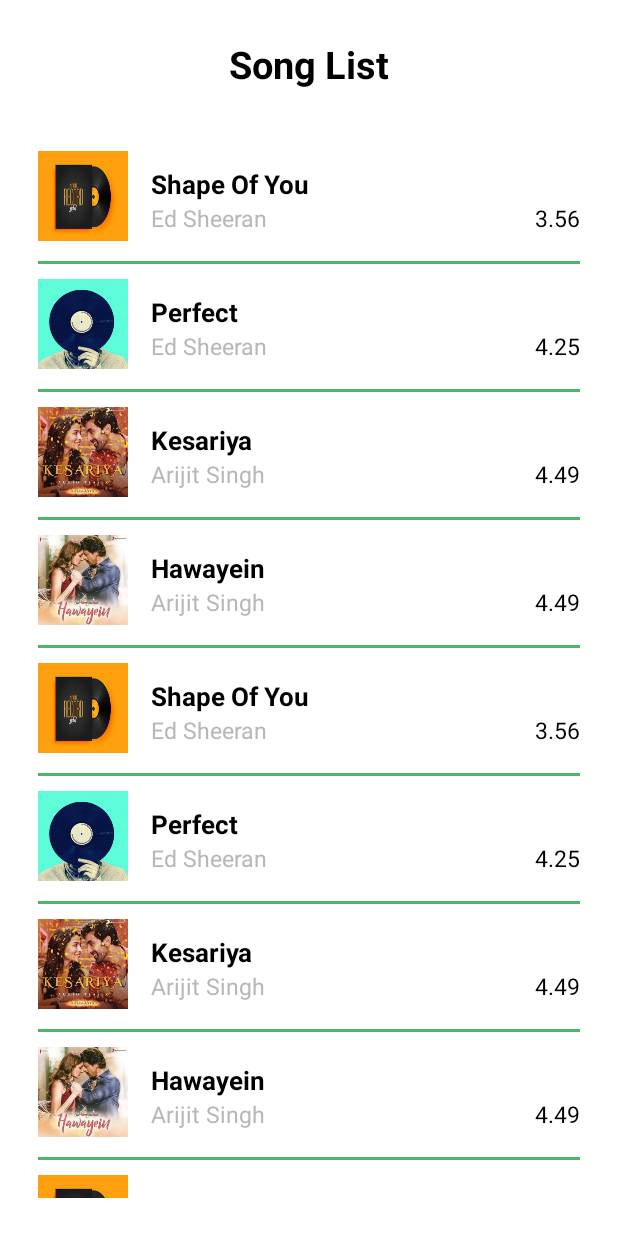
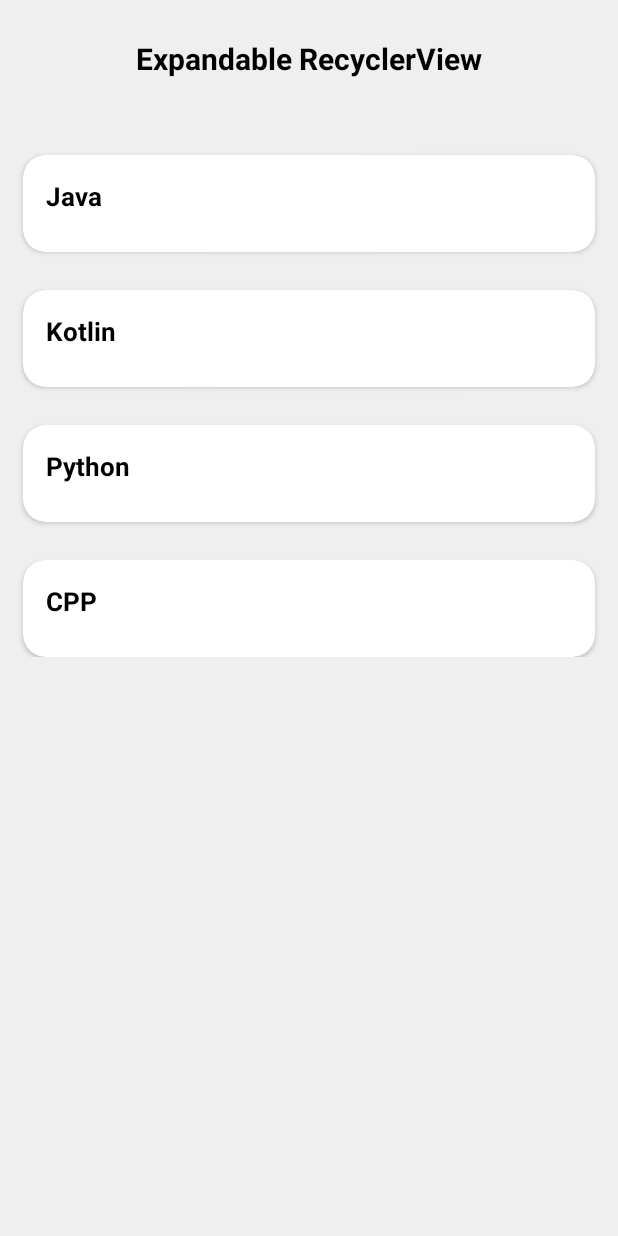
Before and after one commit to vidhi48/Android-Demos, an Android app: the screen it shows after launch (RecyclerViewDemo before the commit, ExpandableRecyclerActivity after it), on a phone screen of 412 x 824 dp. Run offline under Robolectric (Android 15) with nearby library versions, the phone set to English and light mode, and no system bars; our stand-ins replace data binding.

Commit message:
TE7-T1045 RecyclerView

```diff
--- a/app/src/main/AndroidManifest.xml
+++ b/app/src/main/AndroidManifest.xml
@@ -14,6 +14,9 @@
         tools:targetApi="31">
         <activity
             android:name="com.example.demo.recyclerview.activities.RecyclerViewDemo"
+            android:exported="false" />
+        <activity
+            android:name="com.example.demo.recyclerview.activities.ExpandableRecyclerActivity"
             android:exported="true">
             <intent-filter>
                 <action android:name="android.intent.action.MAIN" />
--- /dev/null
+++ b/app/src/main/java/com/example/demo/recyclerview/activities/ExpandableRecyclerActivity.kt
@@ -0,0 +1,56 @@
+package com.example.demo.recyclerview.activities
+
+import androidx.appcompat.app.AppCompatActivity
+import android.os.Bundle
+import androidx.recyclerview.widget.LinearLayoutManager
+import com.example.androidproject.R
+import com.example.androidproject.databinding.ActivityExpandableRecyclerBinding
+import com.example.demo.recyclerview.adapters.ExpandableAdapter
+import com.example.demo.recyclerview.models.ExpandableModel
+
+class ExpandableRecyclerActivity : AppCompatActivity() {
+
+    private lateinit var binding: ActivityExpandableRecyclerBinding
+
+    override fun onCreate(savedInstanceState: Bundle?) {
+        super.onCreate(savedInstanceState)
+
+        binding = ActivityExpandableRecyclerBinding.inflate(layoutInflater)
+        setContentView(binding.root)
+        setupRecyclerView()
+    }
+
+    private fun setupRecyclerView() {
+        val languageList = mutableListOf<ExpandableModel>()
+        languageList.add(
+            ExpandableModel(
+                "Java", "Java is an Object Oriented Programming language." +
+                        " Java is used in all kind of applications like Mobile Applications (Android is Java based), " +
+                        "desktop applications, web applications, client server applications, enterprise applications and many more. ",
+                false)
+        )
+        languageList.add(
+            ExpandableModel("Kotlin", "Kotlin is a statically typed, general-purpose programming language" +
+                    " developed by JetBrains, that has built world-class IDEs like IntelliJ IDEA, PhpStorm, Appcode, etc.",
+                false)
+        )
+        languageList.add(
+            ExpandableModel("Python", "Python is a high-level, general-purpose and a very popular programming language." +
+                    " Python programming language (latest Python 3) is being used in web development, Machine Learning applications, " +
+                    "along with all cutting edge technology in Software Industry.",
+                false)
+        )
+        languageList.add(
+            ExpandableModel("CPP", "C++ is a general purpose programming language and widely used now a days for " +
+                    "competitive programming. It has imperative, object-oriented and generic programming features. ",
+                false)
+        )
+
+        val layoutManager = LinearLayoutManager(this, LinearLayoutManager.VERTICAL, false)
+        binding.expandRecycler.layoutManager = layoutManager
+
+        val recyclerViewAdapter = ExpandableAdapter(languageList)
+        binding.expandRecycler.adapter = recyclerViewAdapter
+        recyclerViewAdapter.notifyDataSetChanged()
+    }
+}
--- /dev/null
+++ b/app/src/main/java/com/example/demo/recyclerview/adapters/ExpandableAdapter.kt
@@ -0,0 +1,43 @@
+package com.example.demo.recyclerview.adapters
+
+import android.view.LayoutInflater
+import android.view.View
+import android.view.ViewGroup
+import androidx.recyclerview.widget.RecyclerView
+import com.example.androidproject.databinding.ItemListExpandableBinding
+import com.example.demo.recyclerview.models.ExpandableModel
+import kotlin.math.exp
+
+class ExpandableAdapter(private val languageList: List<ExpandableModel>) :
+    RecyclerView.Adapter<ExpandableAdapter.ViewHolder>() {
+
+    override fun onCreateViewHolder(
+        parent: ViewGroup,
+        viewType: Int
+    ): ExpandableAdapter.ViewHolder {
+        val view =
+            ItemListExpandableBinding.inflate(LayoutInflater.from(parent.context), parent, false)
+        return ViewHolder(view)
+    }
+
+    override fun onBindViewHolder(holder: ExpandableAdapter.ViewHolder, position: Int) {
+        val items = languageList[position]
+        holder.bind(items)
+    }
+
+    override fun getItemCount(): Int {
+        return languageList.size
+    }
+
+    inner class ViewHolder(private val binding: ItemListExpandableBinding) :
+        RecyclerView.ViewHolder(binding.root) {
+        fun bind(expand: ExpandableModel) {
+            binding.expandableData = expand
+            binding.expandView.visibility = if (expand.isExpand) View.VISIBLE else View.GONE
+            binding.titleCard.setOnClickListener {
+                expand.isExpand = !expand.isExpand
+                notifyDataSetChanged()
+            }
+        }
+    }
+}
--- /dev/null
+++ b/app/src/main/java/com/example/demo/recyclerview/models/ExpandableModel.kt
@@ -0,0 +1,3 @@
+package com.example.demo.recyclerview.models
+
+data class ExpandableModel(val title: String, val description: String, var isExpand: Boolean = false)
--- /dev/null
+++ b/app/src/main/res/layout/activity_expandable_recycler.xml
@@ -0,0 +1,32 @@
+<?xml version="1.0" encoding="utf-8"?>
+<androidx.constraintlayout.widget.ConstraintLayout xmlns:android="http://schemas.android.com/apk/res/android"
+    xmlns:app="http://schemas.android.com/apk/res-auto"
+    xmlns:tools="http://schemas.android.com/tools"
+    android:layout_width="match_parent"
+    android:layout_height="match_parent"
+    android:background="@color/whiteApp"
+    tools:context="com.example.demo.recyclerview.activities.ExpandableRecyclerActivity">
+
+    <TextView
+        android:id="@+id/expand"
+        android:layout_width="wrap_content"
+        android:layout_height="wrap_content"
+        android:text="@string/expandable_recyclerview"
+        android:textColor="@color/black"
+        android:textSize="20sp"
+        android:textStyle="bold"
+        android:layout_marginTop="@dimen/dp_25"
+        app:layout_constraintTop_toTopOf="parent"
+        app:layout_constraintStart_toStartOf="parent"
+        app:layout_constraintEnd_toEndOf="parent"
+        />
+
+    <androidx.recyclerview.widget.RecyclerView
+        android:id="@+id/expandRecycler"
+        android:layout_width="match_parent"
+        android:layout_height="@dimen/dp_0"
+        android:layout_marginTop="@dimen/dp_25"
+        app:layout_constraintTop_toBottomOf="@id/expand"
+        />
+
+</androidx.constraintlayout.widget.ConstraintLayout>
--- /dev/null
+++ b/app/src/main/res/layout/item_list_expandable.xml
@@ -0,0 +1,70 @@
+<?xml version="1.0" encoding="utf-8"?>
+
+<layout xmlns:tools="http://schemas.android.com/tools">
+
+    <data>
+
+        <variable
+            name="expandableData"
+            type="com.example.demo.recyclerview.models.ExpandableModel" />
+    </data>
+
+    <androidx.cardview.widget.CardView
+        xmlns:android="http://schemas.android.com/apk/res/android"
+        xmlns:app="http://schemas.android.com/apk/res-auto"
+        android:id="@+id/titleCard"
+        app:cardCornerRadius="@dimen/dp_15"
+        android:layout_width="match_parent"
+        android:layout_height="wrap_content"
+        android:layout_marginTop="@dimen/dp_25"
+        android:layout_marginStart="@dimen/dp_15"
+        android:layout_marginEnd="@dimen/dp_15"
+        app:cardBackgroundColor="@color/white">
+
+        <androidx.constraintlayout.widget.ConstraintLayout
+            android:layout_width="match_parent"
+            android:layout_height="match_parent">
+
+            <TextView
+                android:id="@+id/title"
+                android:layout_width="wrap_content"
+                android:layout_height="wrap_content"
+                android:layout_marginStart="@dimen/dp_15"
+                android:layout_marginTop="@dimen/dp_15"
+                android:text="@{expandableData.title}"
+                tools:text="@string/app_name"
+                android:textColor="@color/black"
+                android:textSize="17sp"
+                android:textStyle="bold"
+                android:layout_marginBottom="@dimen/dp_25"
+                app:layout_constraintBottom_toBottomOf="parent"
+                app:layout_constraintStart_toStartOf="parent"
+                app:layout_constraintTop_toTopOf="parent" />
+
+            <androidx.constraintlayout.widget.ConstraintLayout
+                android:id="@+id/expand_view"
+                android:layout_width="match_parent"
+                android:layout_height="wrap_content"
+                android:layout_marginStart="@dimen/dp_25"
+                app:layout_constraintStart_toStartOf="@id/title"
+                app:layout_constraintTop_toBottomOf="@id/title">
+
+                <TextView
+                    android:id="@+id/description"
+                    android:layout_width="@dimen/dp_0"
+                    android:layout_height="wrap_content"
+                    android:text="@{expandableData.description}"
+                    android:textColor="@color/black"
+                    tools:text="@string/app_name"
+                    android:layout_marginEnd="@dimen/dp_15"
+                    android:layout_marginBottom="@dimen/dp_15"
+                    app:layout_constraintEnd_toEndOf="parent"
+                    app:layout_constraintBottom_toBottomOf="parent"
+                    app:layout_constraintStart_toStartOf="parent"
+                    app:layout_constraintTop_toTopOf="parent" />
+
+            </androidx.constraintlayout.widget.ConstraintLayout>
+
+        </androidx.constraintlayout.widget.ConstraintLayout>
+    </androidx.cardview.widget.CardView>
+</layout>
--- a/app/src/main/res/values/strings.xml
+++ b/app/src/main/res/values/strings.xml
@@ -59,4 +59,7 @@
     <string name="legaciesDesc">Legacies follows Hope Mikaelson, the daughter of Klaus Mikaelson and Hayley Marshall.</string>
     <string name="humanDesc">Human is an Indian 2022 medical thriller streaming television series released on 14 January 2022 on Disney+ Hotstar</string>
     <string name="moneyDesc">Set in Madrid, a mysterious man known as the "Professor" recruits a group of eight people, who choose city names as their aliases,</string>
+    <string name="expandable_recyclerview">Expandable RecyclerView</string>
+    <string name="language">Language</string>
+    <string name="description_text">Description text</string>
 </resources>
```
